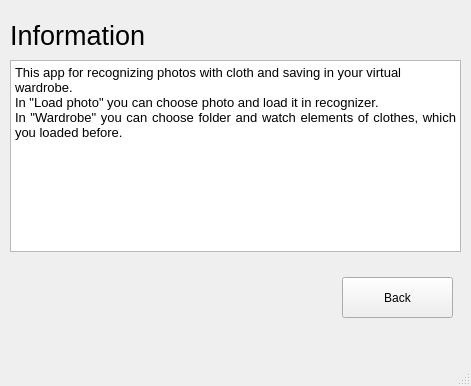
The window that Code/GUI/Information.ui (widbnudb/MyClothes) describes before a commit, drawn with Qt 5.
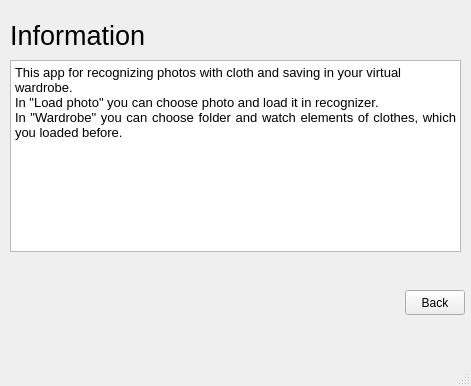
The same window after the commit.

The edit to the form file:
```diff
--- a/Code/GUI/Information.ui
+++ b/Code/GUI/Information.ui
@@ -55,10 +55,10 @@
    <widget class="QPushButton" name="pushButton">
     <property name="geometry">
      <rect>
-      <x>342</x>
-      <y>277</y>
-      <width>111</width>
-      <height>41</height>
+      <x>405</x>
+      <y>290</y>
+      <width>60</width>
+      <height>25</height>
      </rect>
     </property>
     <property name="text">
```
